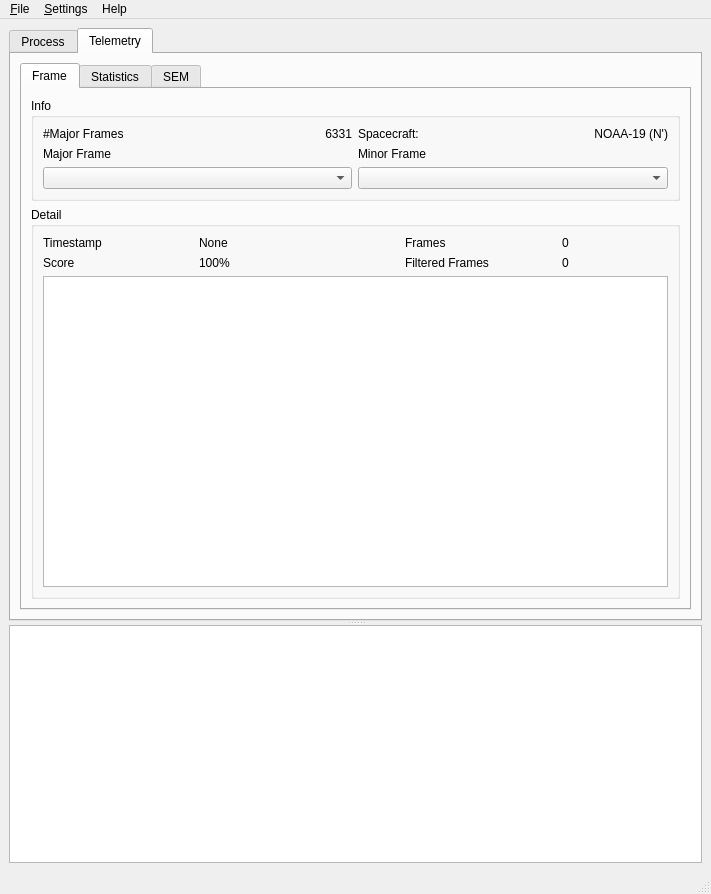
Before: the Qt Designer form src/gui/qtDesigner/Main.ui in Xeratec/NOAA-DSB, drawn with Qt 5.
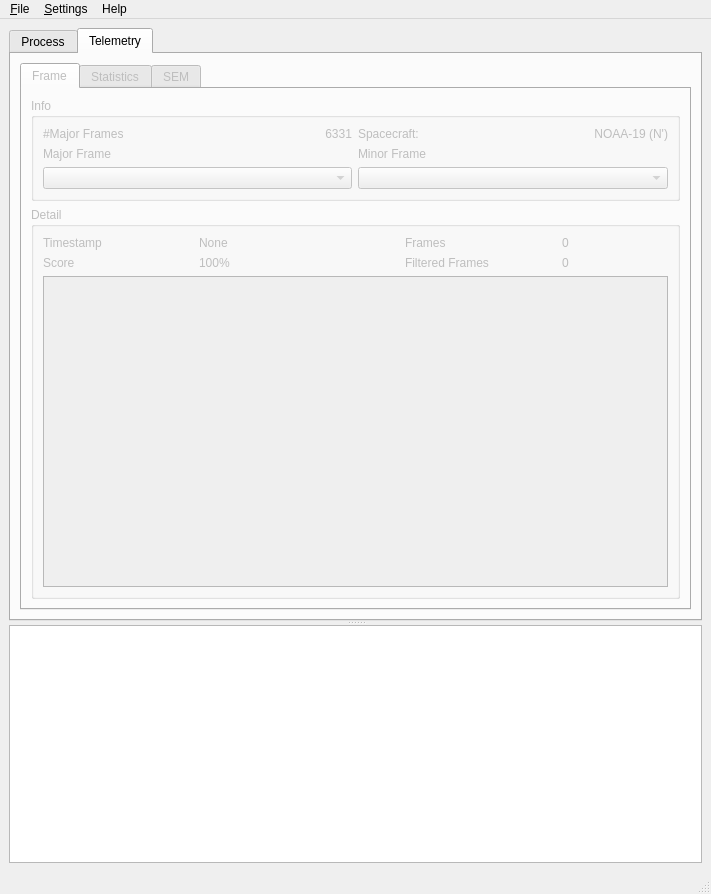
After: the same form once the commit is applied. The open tabs and pages were chosen to show the change.

```diff
--- a/src/gui/qtDesigner/Main.ui
+++ b/src/gui/qtDesigner/Main.ui
@@ -436,7 +436,7 @@
        </widget>
        <widget class="QWidget" name="tabTelemetry">
         <property name="enabled">
-         <bool>true</bool>
+         <bool>false</bool>
         </property>
         <attribute name="title">
          <string>Telemetry</string>
```
Left out of the diff: 2 changed lines with no effect on the pictures.
